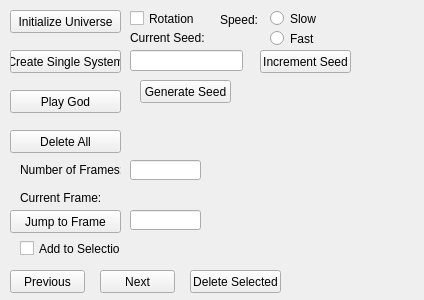
maxhkohl/CIS410Final, file resources/widget/FinalWidget/Widget.ui: the form before one commit.
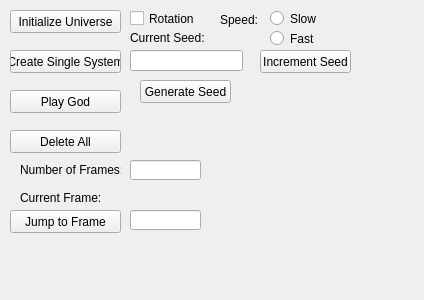
The form after the commit.

Diff of the .ui file:
```diff
--- a/resources/widget/FinalWidget/Widget.ui
+++ b/resources/widget/FinalWidget/Widget.ui
@@ -101,45 +101,6 @@
     <string>Play God</string>
    </property>
   </widget>
-  <widget class="QPushButton" name="nextBtn">
-   <property name="geometry">
-    <rect>
-     <x>100</x>
-     <y>270</y>
-     <width>75</width>
-     <height>23</height>
-    </rect>
-   </property>
-   <property name="text">
-    <string>Next</string>
-   </property>
-  </widget>
-  <widget class="QPushButton" name="prevBtn">
-   <property name="geometry">
-    <rect>
-     <x>10</x>
-     <y>270</y>
-     <width>75</width>
-     <height>23</height>
-    </rect>
-   </property>
-   <property name="text">
-    <string>Previous</string>
-   </property>
-  </widget>
-  <widget class="QPushButton" name="deleteSelectedBtn">
-   <property name="geometry">
-    <rect>
-     <x>190</x>
-     <y>270</y>
-     <width>91</width>
-     <height>23</height>
-    </rect>
-   </property>
-   <property name="text">
-    <string>Delete Selected</string>
-   </property>
-  </widget>
   <widget class="QPushButton" name="deleteAllBtn">
    <property name="geometry">
     <rect>
@@ -153,19 +114,6 @@
     <string>Delete All</string>
    </property>
   </widget>
-  <widget class="QCheckBox" name="addTo">
-   <property name="geometry">
-    <rect>
-     <x>20</x>
-     <y>240</y>
-     <width>101</width>
-     <height>17</height>
-    </rect>
-   </property>
-   <property name="text">
-    <string>Add to Selection</string>
-   </property>
-  </widget>
   <widget class="QPushButton" name="incrementBtn">
    <property name="geometry">
     <rect>
```
Left out of the diff: 13 changed lines with no effect on the pictures.
